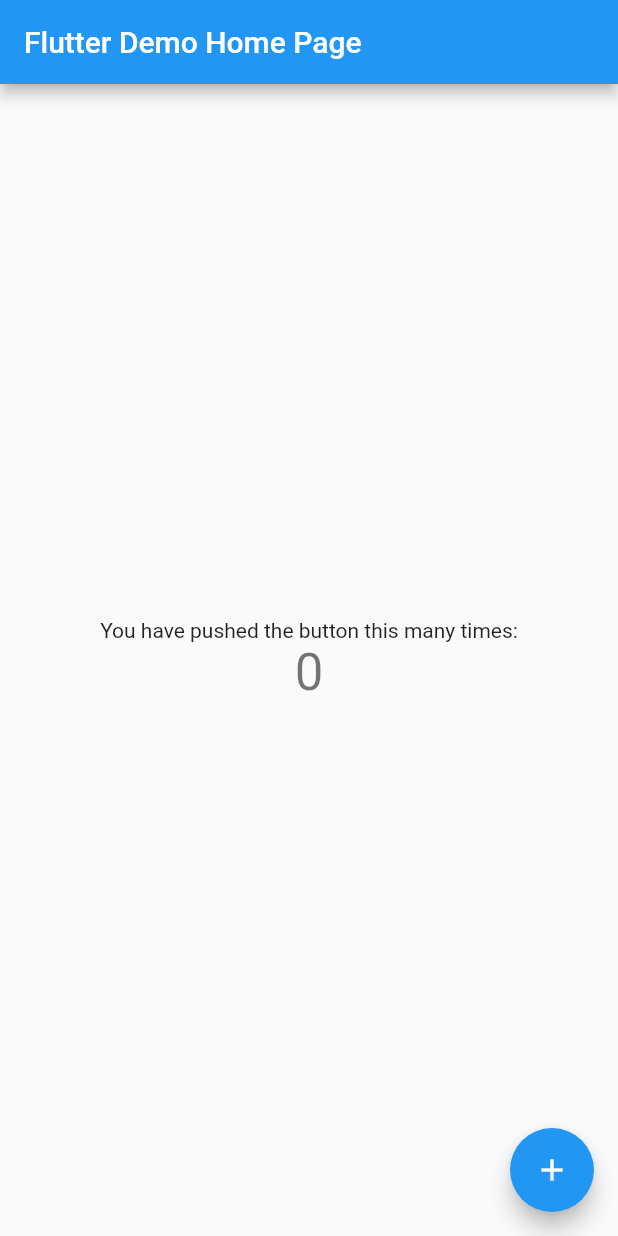
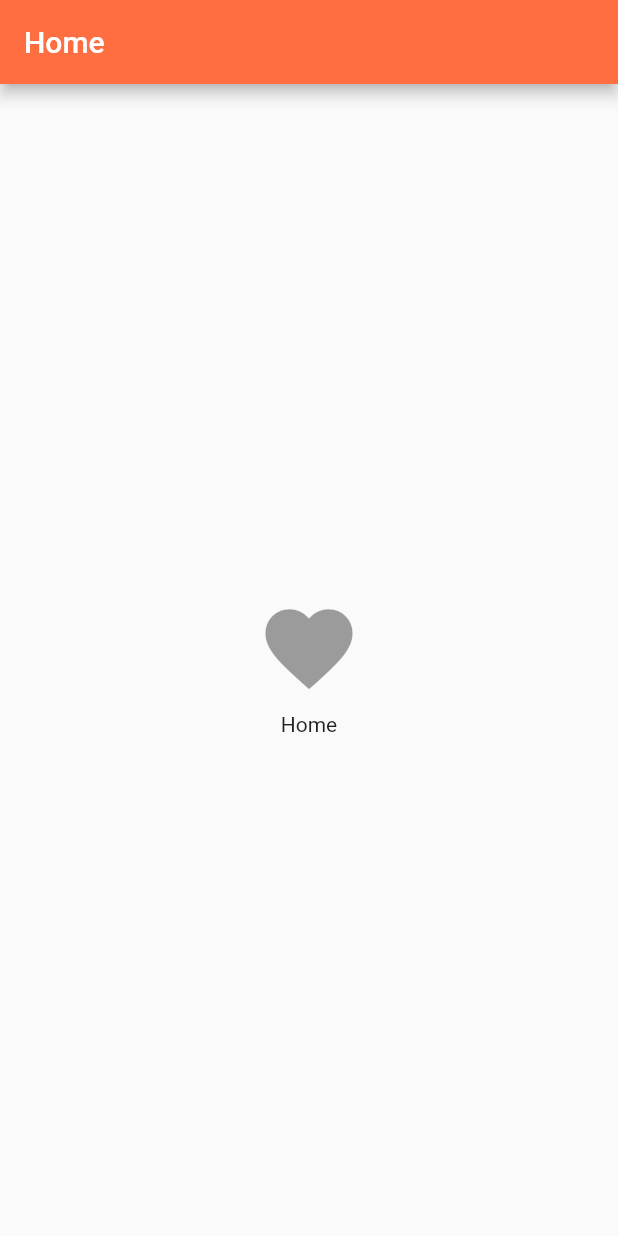
Before and after one commit to stories2/Flutter-Study, a Flutter app: the screen it shows after launch, on a phone screen of 412 x 824 dp. Run offline on Flutter 3.47's test engine with Material 2 defaults, Android fonts, the phone set to English and light mode, and no system bars.

Commit message:
navigation and route make new layout

```diff
--- a/navigation_and_route/navigation_and_route/lib/main.dart
+++ b/navigation_and_route/navigation_and_route/lib/main.dart
@@ -1,109 +1,75 @@
 import 'package:flutter/material.dart';
 
-void main() => runApp(new MyApp());
+void main() {
+  runApp(new MaterialApp(
+    home: new Homepage(),
+  ));
+}
 
-class MyApp extends StatelessWidget {
-  // This widget is the root of your application.
+class Homepage extends StatelessWidget {
+
   @override
   Widget build(BuildContext context) {
-    return new MaterialApp(
-      title: 'Flutter Demo',
-      theme: new ThemeData(
-        // This is the theme of your application.
-        //
-        // Try running your application with "flutter run". You'll see the
-        // application has a blue toolbar. Then, without quitting the app, try
-        // changing the primarySwatch below to Colors.green and then invoke
-        // "hot reload" (press "r" in the console where you ran "flutter run",
-        // or press Run > Flutter Hot Reload in IntelliJ). Notice that the
-        // counter didn't reset back to zero; the application is not restarted.
-        primarySwatch: Colors.blue,
+    return new Scaffold(
+      appBar: new AppBar(
+        title: new Text(
+          "Home",
         ),
-      home: new MyHomePage(title: 'Flutter Demo Home Page'),
+        backgroundColor: Colors.deepOrangeAccent,
+      ),
+      body: new Container(
+        child: new Center(
+          child: new Column(
+            mainAxisAlignment: MainAxisAlignment.center,
+            children: <Widget>[
+              new IconButton(
+                icon: new Icon(
+                  Icons.favorite
+                ),
+                onPressed: null,
+                iconSize: 70.0,
+              ),
+              new Text(
+                "Home"
+              )
+            ],
+          ),
+        ),
+      ),
     );
   }
 }
 
-class MyHomePage extends StatefulWidget {
-  MyHomePage({Key key, this.title}) : super(key: key);
-
-  // This widget is the home page of your application. It is stateful, meaning
-  // that it has a State object (defined below) that contains fields that affect
-  // how it looks.
-
-  // This class is the configuration for the state. It holds the values (in this
-  // case the title) provided by the parent (in this case the App widget) and
-  // used by the build method of the State. Fields in a Widget subclass are
-  // always marked "final".
-
-  final String title;
-
-  @override
-  _MyHomePageState createState() => new _MyHomePageState();
-}
-
-class _MyHomePageState extends State<MyHomePage> {
-  int _counter = 0;
-
-  void _incrementCounter() {
-    setState(() {
-      // This call to setState tells the Flutter framework that something has
-      // changed in this State, which causes it to rerun the build method below
-      // so that the display can reflect the updated values. If we changed
-      // _counter without calling setState(), then the build method would not be
-      // called again, and so nothing would appear to happen.
-      _counter++;
-    });
-  }
+class SubPage extends StatelessWidget {
 
   @override
   Widget build(BuildContext context) {
-    // This method is rerun every time setState is called, for instance as done
-    // by the _incrementCounter method above.
-    //
-    // The Flutter framework has been optimized to make rerunning build methods
-    // fast, so that you can just rebuild anything that needs updating rather
-    // than having to individually change instances of widgets.
     return new Scaffold(
       appBar: new AppBar(
-        // Here we take the value from the MyHomePage object that was created by
-        // the App.build method, and use it to set our appbar title.
-        title: new Text(widget.title),
+        title: new Text(
+          "Sub page",
         ),
-      body: new Center(
-        // Center is a layout widget. It takes a single child and positions it
-        // in the middle of the parent.
+        backgroundColor: Colors.deepOrangeAccent,
+      ),
+      body: new Container(
+        child: new Center(
           child: new Column(
-          // Column is also layout widget. It takes a list of children and
-          // arranges them vertically. By default, it sizes itself to fit its
-          // children horizontally, and tries to be as tall as its parent.
-          //
-          // Invoke "debug paint" (press "p" in the console where you ran
-          // "flutter run", or select "Toggle Debug Paint" from the Flutter tool
-          // window in IntelliJ) to see the wireframe for each widget.
-          //
-          // Column has various properties to control how it sizes itself and
-          // how it positions its children. Here we use mainAxisAlignment to
-          // center the children vertically; the main axis here is the vertical
-          // axis because Columns are vertical (the cross axis would be
-          // horizontal).
             mainAxisAlignment: MainAxisAlignment.center,
             children: <Widget>[
-            new Text(
-              'You have pushed the button this many times:',
+              new IconButton(
+                icon: new Icon(
+                    Icons.alarm
+                ),
+                onPressed: null,
+                iconSize: 70.0,
               ),
               new Text(
-              '$_counter',
-              style: Theme.of(context).textTheme.display1,
-            ),
+                  "Sub page"
+              )
             ],
           ),
         ),
-      floatingActionButton: new FloatingActionButton(
-        onPressed: _incrementCounter,
-        tooltip: 'Increment',
-        child: new Icon(Icons.add),
-      ), // This trailing comma makes auto-formatting nicer for build methods.
+      ),
     );
   }
 }
```
Lines whose indentation alone changed are shown as unchanged.
